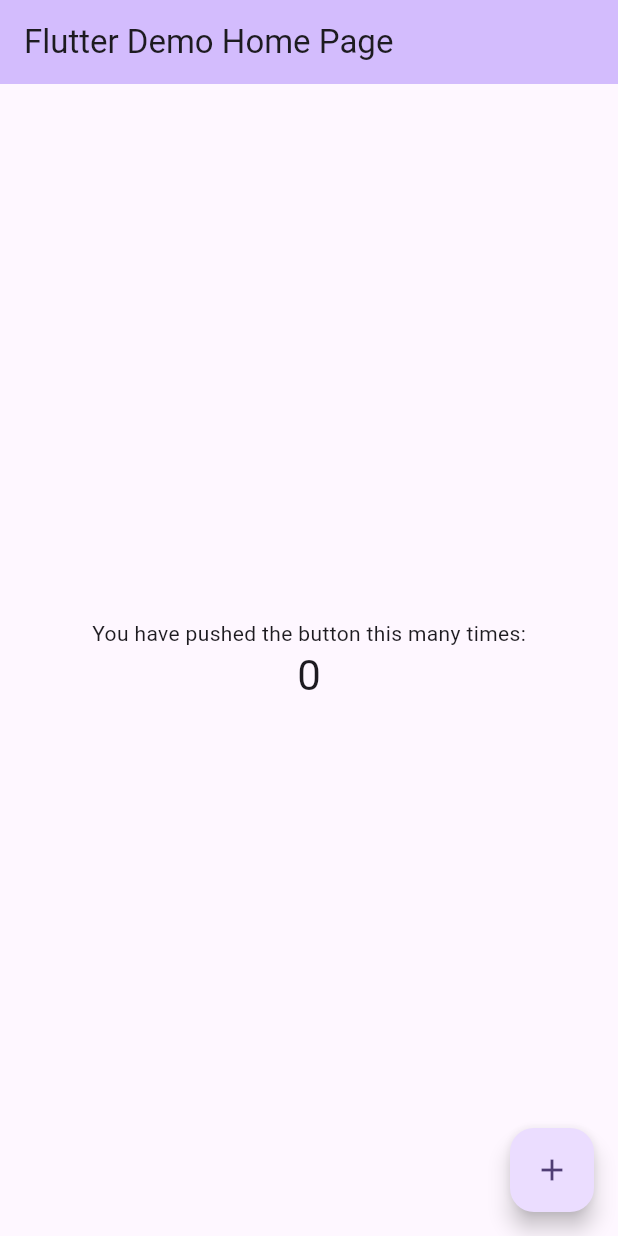
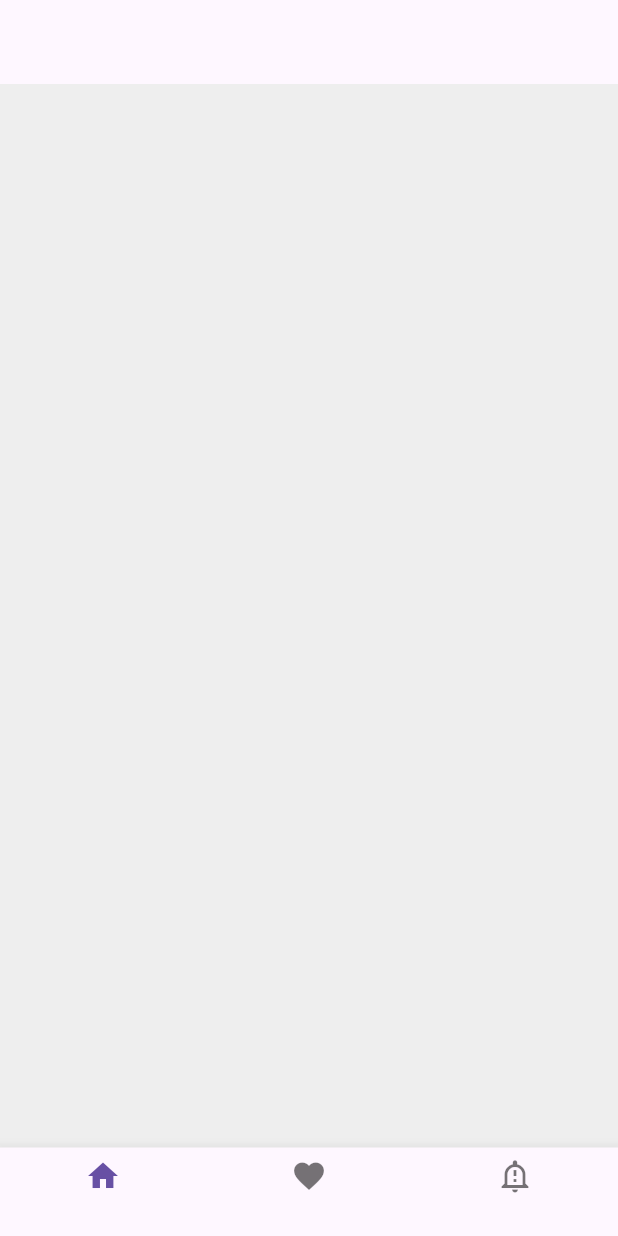
Before and after one commit to mfeaya201/Perkii, a Flutter app: the screen it shows after launch, on a phone screen of 412 x 824 dp. Run offline on Flutter 3.47's test engine with Material 3 defaults, Android fonts, the phone set to English and light mode, and no system bars.

Commit message:
login and home page setup so far

```diff
--- a/lib/main.dart
+++ b/lib/main.dart
@@ -1,4 +1,7 @@
 import 'package:flutter/material.dart';
+import 'package:perkii/pages/home_page.dart';
+//import 'package:perkii/pages/login_screen.dart';
+
 
 void main() {
   runApp(const MyApp());
@@ -11,112 +14,9 @@ class MyApp extends StatelessWidget {
   @override
   Widget build(BuildContext context) {
     return MaterialApp(
-      title: 'Flutter Demo',
-      theme: ThemeData(
-        // This is the theme of your application.
-        //
-        // TRY THIS: Try running your application with "flutter run". You'll see
-        // the application has a purple toolbar. Then, without quitting the app,
-        // try changing the seedColor in the colorScheme below to Colors.green
-        // and then invoke "hot reload" (save your changes or press the "hot
-        // reload" button in a Flutter-supported IDE, or press "r" if you used
-        // the command line to start the app).
-        //
-        // Notice that the counter didn't reset back to zero; the application
-        // state is not lost during the reload. To reset the state, use hot
-        // restart instead.
-        //
-        // This works for code too, not just values: Most code changes can be
-        // tested with just a hot reload.
-        colorScheme: ColorScheme.fromSeed(seedColor: Colors.deepPurple),
-      ),
-      home: const MyHomePage(title: 'Flutter Demo Home Page'),
+      debugShowCheckedModeBanner: false,
+      home: HomePage(),
+
     );
   }
 }
-
-class MyHomePage extends StatefulWidget {
-  const MyHomePage({super.key, required this.title});
-
-  // This widget is the home page of your application. It is stateful, meaning
-  // that it has a State object (defined below) that contains fields that affect
-  // how it looks.
-
-  // This class is the configuration for the state. It holds the values (in this
-  // case the title) provided by the parent (in this case the App widget) and
-  // used by the build method of the State. Fields in a Widget subclass are
-  // always marked "final".
-
-  final String title;
-
-  @override
-  State<MyHomePage> createState() => _MyHomePageState();
-}
-
-class _MyHomePageState extends State<MyHomePage> {
-  int _counter = 0;
-
-  void _incrementCounter() {
-    setState(() {
-      // This call to setState tells the Flutter framework that something has
-      // changed in this State, which causes it to rerun the build method below
-      // so that the display can reflect the updated values. If we changed
-      // _counter without calling setState(), then the build method would not be
-      // called again, and so nothing would appear to happen.
-      _counter++;
-    });
-  }
-
-  @override
-  Widget build(BuildContext context) {
-    // This method is rerun every time setState is called, for instance as done
-    // by the _incrementCounter method above.
-    //
-    // The Flutter framework has been optimized to make rerunning build methods
-    // fast, so that you can just rebuild anything that needs updating rather
-    // than having to individually change instances of widgets.
-    return Scaffold(
-      appBar: AppBar(
-        // TRY THIS: Try changing the color here to a specific color (to
-        // Colors.amber, perhaps?) and trigger a hot reload to see the AppBar
-        // change color while the other colors stay the same.
-        backgroundColor: Theme.of(context).colorScheme.inversePrimary,
-        // Here we take the value from the MyHomePage object that was created by
-        // the App.build method, and use it to set our appbar title.
-        title: Text(widget.title),
-      ),
-      body: Center(
-        // Center is a layout widget. It takes a single child and positions it
-        // in the middle of the parent.
-        child: Column(
-          // Column is also a layout widget. It takes a list of children and
-          // arranges them vertically. By default, it sizes itself to fit its
-          // children horizontally, and tries to be as tall as its parent.
-          //
-          // Column has various properties to control how it sizes itself and
-          // how it positions its children. Here we use mainAxisAlignment to
-          // center the children vertically; the main axis here is the vertical
-          // axis because Columns are vertical (the cross axis would be
-          // horizontal).
-          //
-          // TRY THIS: Invoke "debug painting" (choose the "Toggle Debug Paint"
-          // action in the IDE, or press "p" in the console), to see the
-          // wireframe for each widget.
-          mainAxisAlignment: MainAxisAlignment.center,
-          children: <Widget>[
-            const Text('You have pushed the button this many times:'),
-            Text(
-              '$_counter',
-              style: Theme.of(context).textTheme.headlineMedium,
-            ),
-          ],
-        ),
-      ),
-      floatingActionButton: FloatingActionButton(
-        onPressed: _incrementCounter,
-        tooltip: 'Increment',
-        child: const Icon(Icons.add),
-      ), // This trailing comma makes auto-formatting nicer for build methods.
-    );
-  }
-}
--- /dev/null
+++ b/lib/pages/home_page.dart
@@ -0,0 +1,34 @@
+import 'package:flutter/material.dart';
+
+class HomePage extends StatefulWidget {
+  const HomePage({super.key});
+
+  @override
+  State<HomePage> createState() => _HomePageState();
+}
+
+class _HomePageState extends State<HomePage> {
+  @override
+  Widget build(BuildContext context) {
+    return Scaffold(
+      backgroundColor: Colors.grey[200],
+      appBar: AppBar(),
+      bottomNavigationBar: BottomNavigationBar(
+        items: [
+          BottomNavigationBarItem(
+            icon: Icon(Icons.home),
+            label: '',
+          ),
+          BottomNavigationBarItem(
+            icon: Icon(Icons.favorite),
+            label: '',
+          ),
+          BottomNavigationBarItem(
+            icon: Icon(Icons.notification_important_outlined),
+            label: '',
+          ),
+        ]
+        ),
+    );
+  }
+}
```
Also changed, not shown: lib/pages/login_screen.dart (added, +81 -0 lines).
